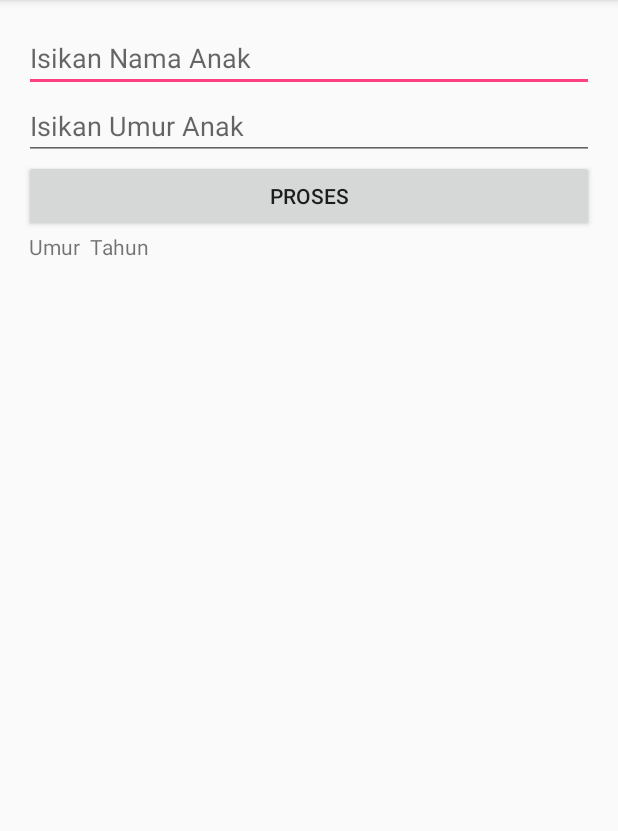
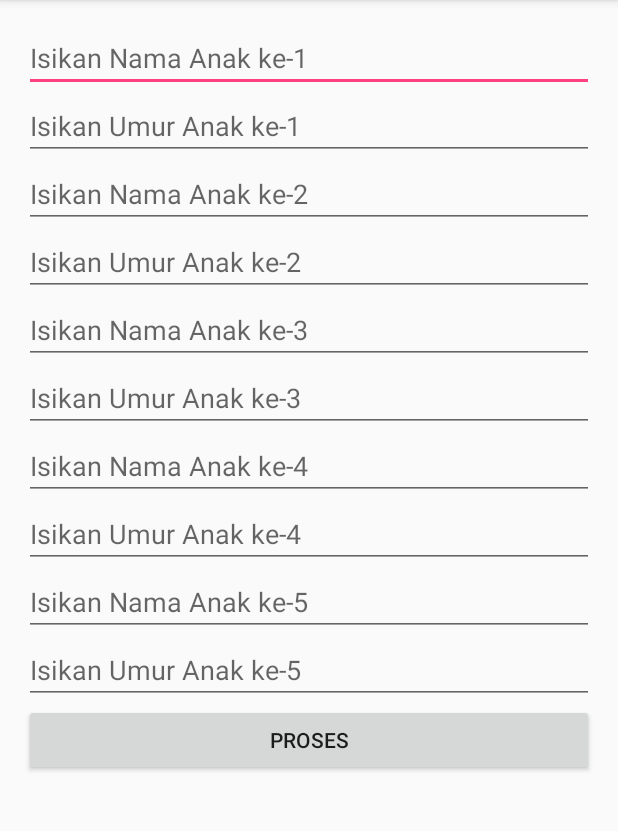
Before and after one commit to haikalatth/AdvancedWidget1, an Android app: the screen it shows after launch (MainActivity), after a tap on "PROSES", on a phone screen of 412 x 824 dp, the part 84-915 px from its top. Run offline under Robolectric (Android 15) with nearby library versions, the phone set to English and light mode, and no system bars.

Commit message:
Widget Programming Part 2

```diff
--- a/app/src/main/java/id/sch/smktelkom_mlg/learn/advancedwidget1/MainActivity.java
+++ b/app/src/main/java/id/sch/smktelkom_mlg/learn/advancedwidget1/MainActivity.java
@@ -16,16 +16,9 @@ public class MainActivity extends AppCompatActivity {
         super.onCreate(savedInstanceState);
         setContentView(R.layout.activity_main);
 
-        LinearLayout llMain = (LinearLayout) findViewById(R.id.LinearLayoutMain);
+        final LinearLayout llMain = (LinearLayout) findViewById(R.id.LinearLayoutMain);
 
-        final EditText etNama = new EditText(this);
-        llMain.addView(etNama);
-        etNama.setHint("Isikan Nama Anak");
-
-        final EditText etUmur = new EditText(this);
-        llMain.addView(etUmur);
-        etUmur.setHint("Isikan Umur Anak");
-        etUmur.setInputType(InputType.TYPE_CLASS_NUMBER);
+        addEditText(llMain);
 
         Button bProses = new Button(this);
         bProses.setText("Proses");
@@ -35,12 +28,40 @@ public class MainActivity extends AppCompatActivity {
         bProses.setOnClickListener(new View.OnClickListener(){
             @Override
             public void onClick(View view){
-                String nama = etNama.getText().toString();
-                String umur = etUmur.getText().toString();
-
-                tvHasil.setText(nama +" Umur "+umur+" Tahun");
+                doProses(llMain);
             }
 
         });
     }
-}
+
+    private void doProses(LinearLayout llMain) {
+        String hasil="";
+        for (int i = 0; i < 5; i++)
+        {EditText etNama = (EditText) llMain.getChildAt(i*2);
+        EditText etUmur = (EditText) llMain.getChildAt((i*2)+1);
+        String nama = etNama.getText().toString().trim();
+        String umur = etUmur.getText().toString();
+
+        if(umur.isEmpty())
+            umur="0";
+        if(!nama.isEmpty())
+            hasil += "Anak ke-"+(i+1)+": "+ nama +" umur "+umur+" tahun\n";
+        }
+
+        TextView tvHasil = (TextView) llMain.getChildAt(11);
+        tvHasil.setText(hasil);
+    }
+
+    private void addEditText(LinearLayout llMain)
+        { for (int i = 1; i <=5; i++)
+
+            {final EditText etNama = new EditText(this);
+            llMain.addView(etNama);
+            etNama.setHint("Isikan Nama Anak ke-"+i);
+
+            final EditText etUmur = new EditText(this);
+            llMain.addView(etUmur);
+            etUmur.setHint("Isikan Umur Anak ke-"+i);
+            etUmur.setInputType(InputType.TYPE_CLASS_NUMBER);}
+        }
+    }
```
